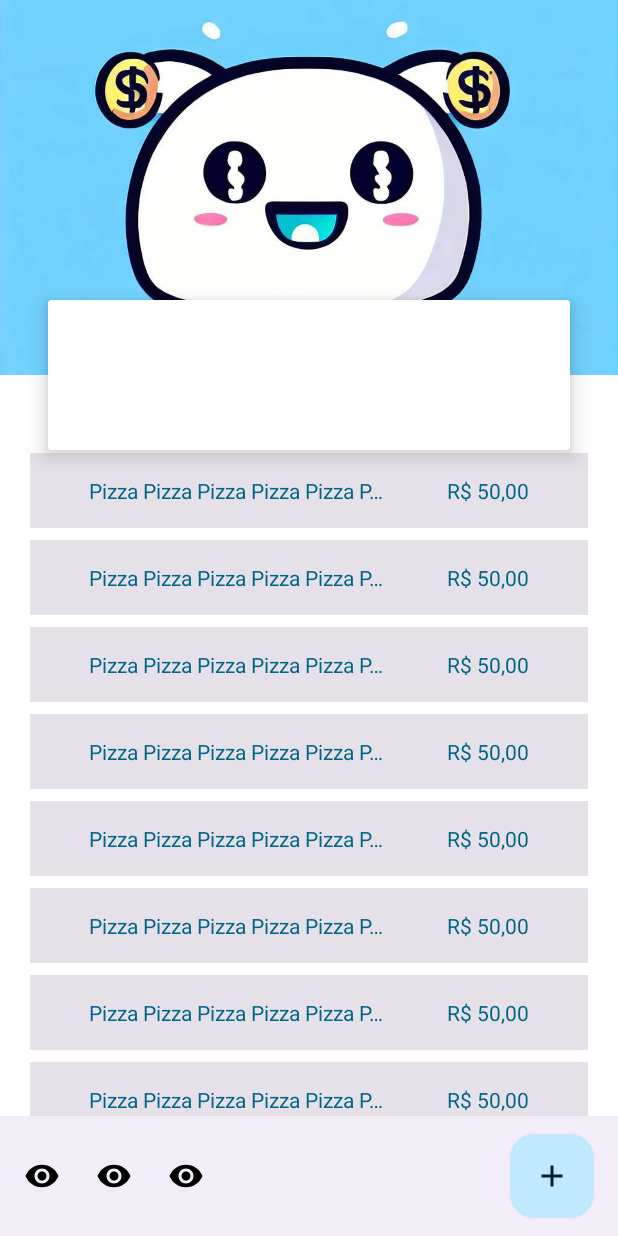
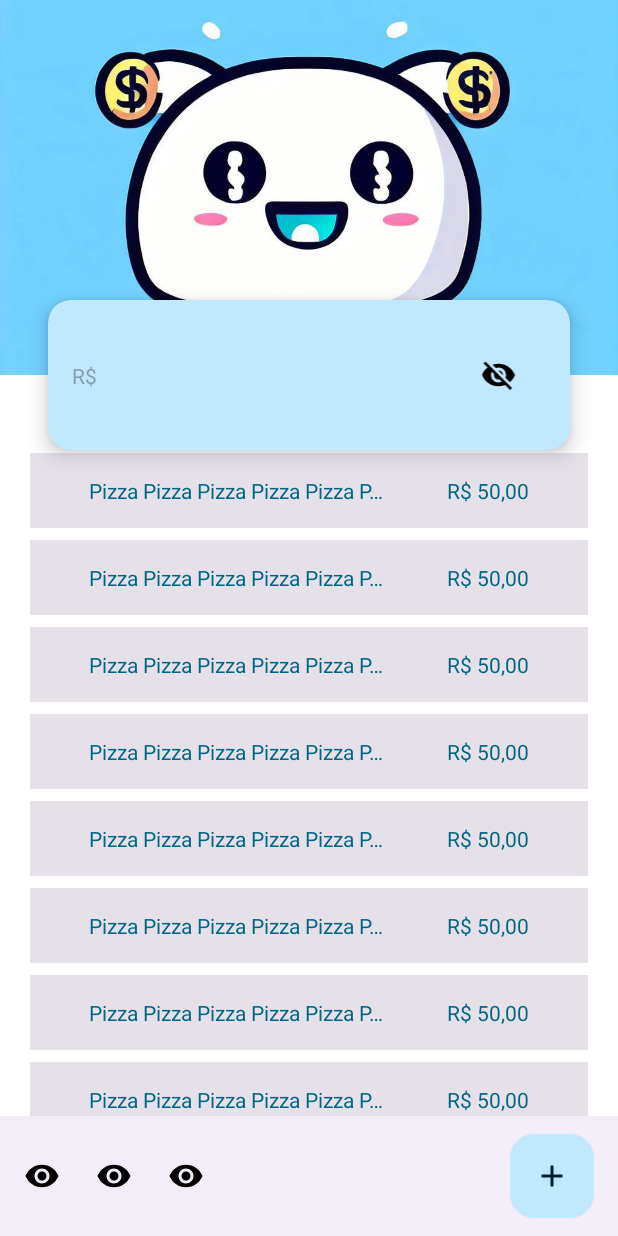
Before and after one commit to luararamos/my_money_app, an Android app: the screen it shows after launch (HomeActivity), on a phone screen of 412 x 824 dp. Run offline under Robolectric (Android 15) with nearby library versions, the phone set to English and light mode, and no system bars; our stand-ins replace Room's generated code.

Commit message:
card visibility

```diff
--- a/app/src/main/java/com/example/mymoneyapp/wallet/view/HomeActivity.kt
+++ b/app/src/main/java/com/example/mymoneyapp/wallet/view/HomeActivity.kt
@@ -2,6 +2,8 @@ package com.example.mymoneyapp.wallet.view
 
 import android.os.Bundle
 import android.util.Log
+import android.widget.ImageView
+import android.widget.TextView
 import androidx.appcompat.app.AppCompatActivity
 import com.example.mymoneyapp.R
 import com.example.mymoneyapp.wallet.data.Statement
@@ -15,21 +17,21 @@ class HomeActivity : AppCompatActivity() {
         super.onCreate(savedInstanceState)
         setContentView(R.layout.activity_home)
         window.statusBarColor = getColor(R.color.md_theme_dark_background)
-//        val txtWallet = findViewById<TextView>(R.id.text_cv_wallet)
-//        val imgWallet = findViewById<ImageView>(R.id.img_visibility)
+        val txtWallet = findViewById<TextView>(R.id.text_cv_wallet)
+        val imgWallet = findViewById<ImageView>(R.id.img_visibility)
         val fab = findViewById<FloatingActionButton>(R.id.fab)
-//        presenter = HomePresenter(this)
-//
-//        imgWallet.setOnClickListener {
-//            if (txtWallet.text.toString() != "*****") {
-//                txtWallet.text = "*****"
-//                imgWallet.setImageResource(R.drawable.ic_visibility)
-//            } else {
-//                txtWallet.text = presenter.banana()
-//                imgWallet.setImageResource(R.drawable.ic_visibility_gone)
-//
-//            }
-//        }
+        presenter = HomePresenter(this)
+
+        imgWallet.setOnClickListener {
+            if (txtWallet.text.toString() != "*****") {
+                txtWallet.text = "*****"
+                imgWallet.setImageResource(R.drawable.ic_visibility)
+            } else {
+                txtWallet.text = presenter.banana()
+                imgWallet.setImageResource(R.drawable.ic_visibility_gone)
+
+            }
+        }
 
         fab.setOnClickListener {
             Thread {
--- a/app/src/main/res/layout/activity_home.xml
+++ b/app/src/main/res/layout/activity_home.xml
@@ -50,13 +50,48 @@
 
 
     <androidx.cardview.widget.CardView
+        android:id="@+id/cv_wallet"
         android:layout_width="match_parent"
         android:layout_height="100dp"
         android:layout_marginRight="32dp"
         android:layout_marginLeft="32dp"
         app:layout_anchor="@id/appBar"
         app:layout_anchorGravity="bottom|center"
-        app:cardElevation="8dp"/>
+        app:cardElevation="8dp"
+        app:cardBackgroundColor="?attr/colorPrimaryContainer"
+        app:cardCornerRadius="15dp">
+
+        <androidx.constraintlayout.widget.ConstraintLayout
+            android:layout_width="match_parent"
+            android:layout_height="match_parent">
+
+            <TextView
+                android:id="@+id/text_cv_wallet"
+                android:layout_width="0dp"
+                android:layout_height="wrap_content"
+                android:layout_gravity="center"
+                android:hint="R$"
+                android:layout_marginStart="16dp"
+                app:layout_constraintBottom_toBottomOf="parent"
+                app:layout_constraintEnd_toStartOf="@+id/img_visibility"
+                app:layout_constraintHorizontal_weight="4"
+                app:layout_constraintStart_toStartOf="parent"
+                app:layout_constraintTop_toTopOf="parent" />
+
+            <ImageView
+                android:id="@+id/img_visibility"
+                android:layout_width="0dp"
+                android:layout_marginEnd="16dp"
+                android:layout_height="wrap_content"
+                android:src="@drawable/ic_visibility_gone"
+                app:layout_constraintBottom_toBottomOf="parent"
+                app:layout_constraintEnd_toEndOf="parent"
+                app:layout_constraintHorizontal_weight="1"
+                app:layout_constraintStart_toEndOf="@+id/text_cv_wallet"
+                app:layout_constraintTop_toTopOf="parent" />
+        </androidx.constraintlayout.widget.ConstraintLayout>
+
+    </androidx.cardview.widget.CardView>
 
 
 
```
